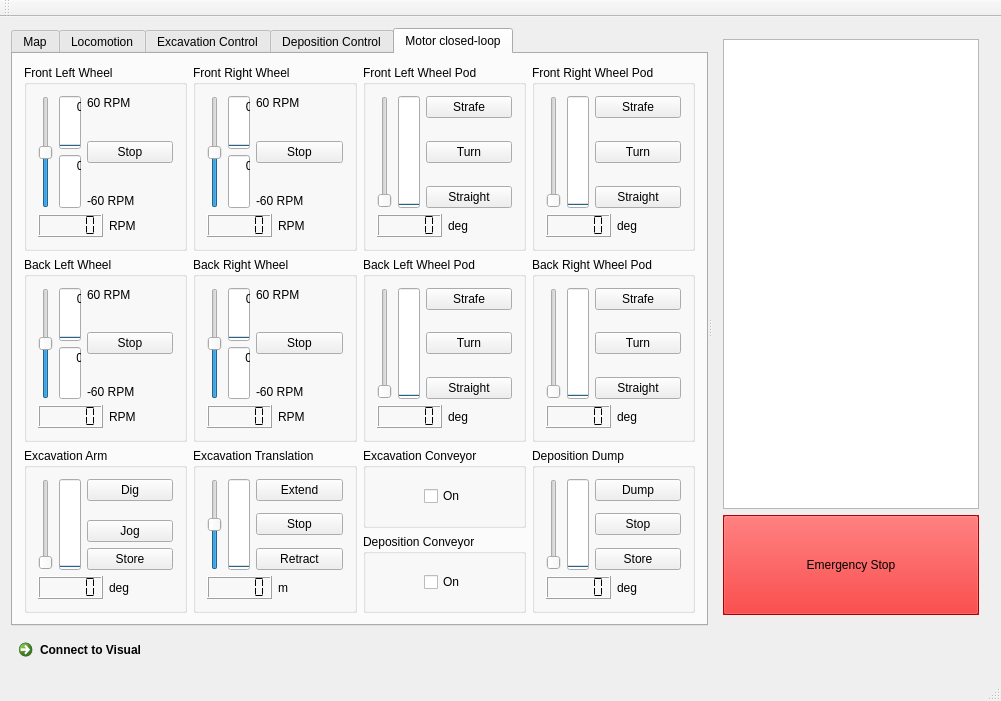
CWRUbotix/NASA-RMC-2017, file client/mainwindow.ui: the form before one commit.
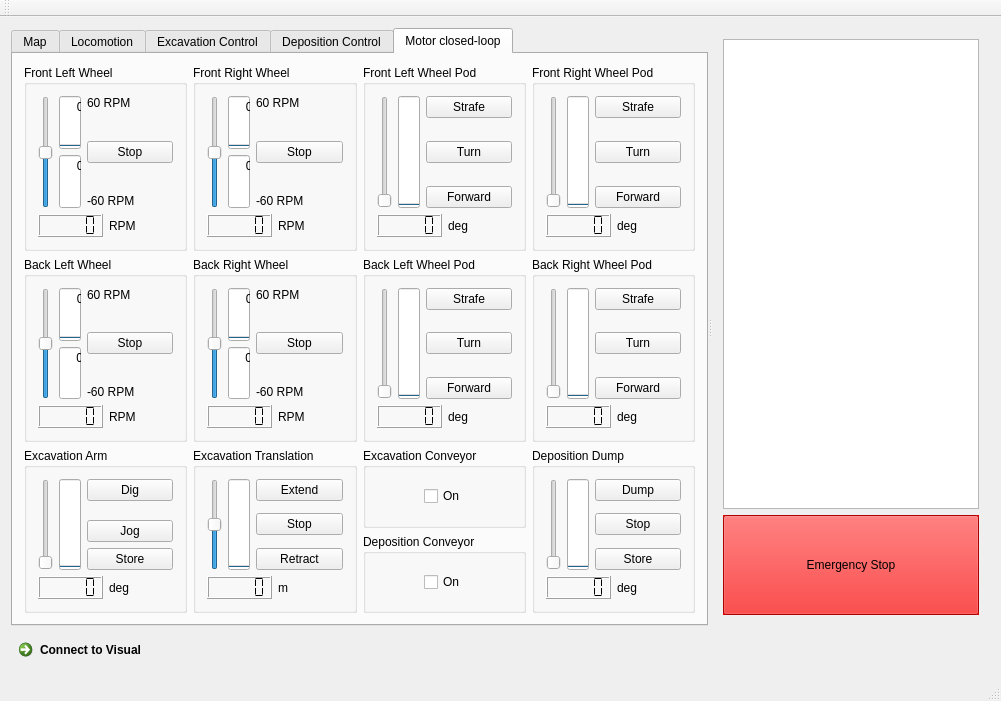
The form after the commit. The open tabs and pages were chosen to show the change.

```diff
--- a/client/mainwindow.ui
+++ b/client/mainwindow.ui
@@ -1035,7 +1035,7 @@
                    <enum>Qt::NoFocus</enum>
                   </property>
                   <property name="text">
-                   <string>Straight</string>
+                   <string>Forward</string>
                   </property>
                  </widget>
                 </item>
@@ -1197,7 +1197,7 @@
                    <enum>Qt::NoFocus</enum>
                   </property>
                   <property name="text">
-                   <string>Straight</string>
+                   <string>Forward</string>
                   </property>
                  </widget>
                 </item>
@@ -1723,7 +1723,7 @@
                    <enum>Qt::NoFocus</enum>
                   </property>
                   <property name="text">
-                   <string>Straight</string>
+                   <string>Forward</string>
                   </property>
                  </widget>
                 </item>
@@ -1885,7 +1885,7 @@
                    <enum>Qt::NoFocus</enum>
                   </property>
                   <property name="text">
-                   <string>Straight</string>
+                   <string>Forward</string>
                   </property>
                  </widget>
                 </item>
```
Left out of the diff: 2 changed lines with no effect on the pictures.
